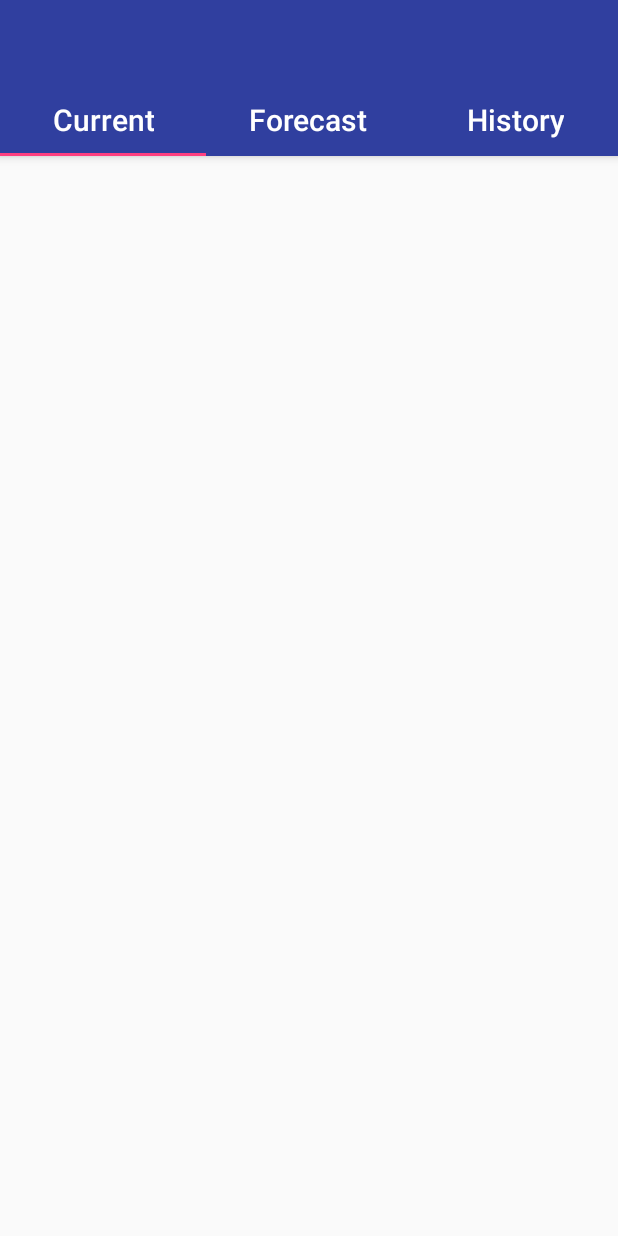
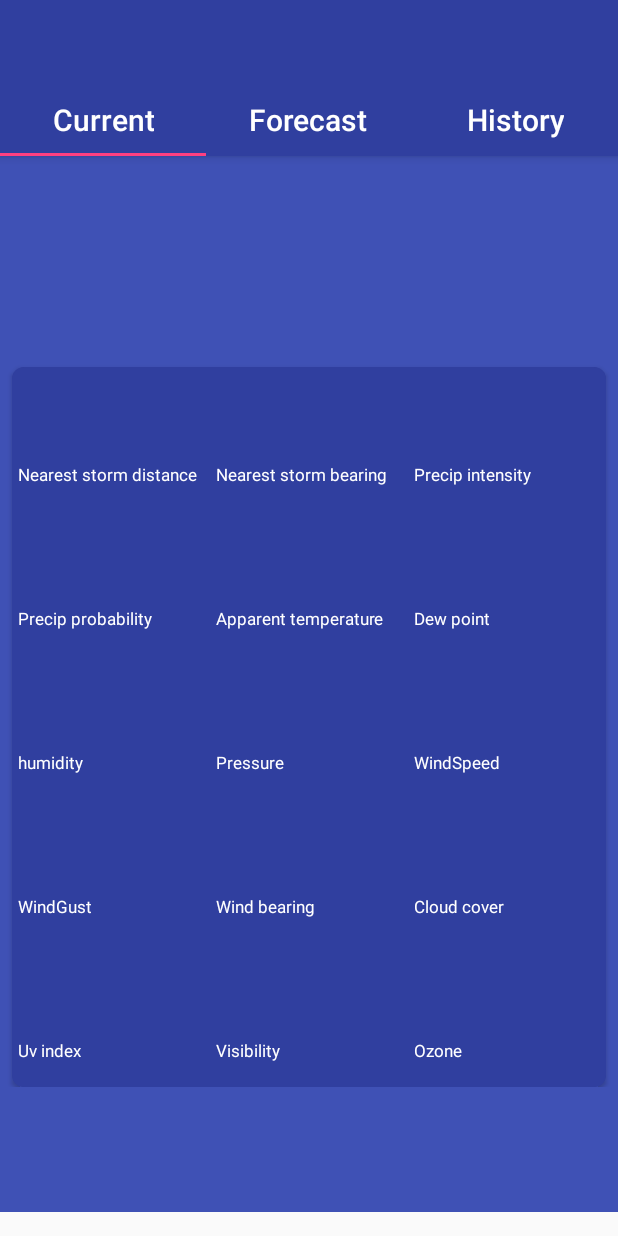
Before and after one commit to DoanVanToan/Weather, an Android app: the screen it shows after launch (MainActivity), on a phone screen of 412 x 824 dp. Run offline under Robolectric (Android 15) with nearby library versions, the phone set to English and light mode, and no system bars; our stand-ins replace Dagger/Hilt's generated code, data binding.

Commit message:
Init ui and code of current main

```diff
--- /dev/null
+++ b/app/src/main/java/com/fs_sournary/weather/screen/BaseFragment.java
@@ -0,0 +1,12 @@
+package com.fs_sournary.weather.screen;
+
+import android.support.v4.app.Fragment;
+
+/**
+ * Created by fs-sournary.
+ * Date on 11/17/17.
+ * Description:
+ */
+
+public abstract class BaseFragment extends Fragment {
+}
--- /dev/null
+++ b/app/src/main/java/com/fs_sournary/weather/screen/BaseViewModel.java
@@ -0,0 +1,13 @@
+package com.fs_sournary.weather.screen;
+
+/**
+ * Created by fs-sournary.
+ * Date on 11/17/17.
+ * Description:
+ */
+
+public interface BaseViewModel {
+
+    void onDestroy();
+
+}
--- a/app/src/main/java/com/fs_sournary/weather/screen/main/MainActivity.java
+++ b/app/src/main/java/com/fs_sournary/weather/screen/main/MainActivity.java
@@ -1,16 +1,43 @@
 package com.fs_sournary.weather.screen.main;
 
+import android.databinding.DataBindingUtil;
 import android.os.Bundle;
 
+import com.fs_sournary.weather.MainApplication;
 import com.fs_sournary.weather.R;
+import com.fs_sournary.weather.databinding.ActivityMainBinding;
 import com.fs_sournary.weather.screen.BaseActivity;
+import com.fs_sournary.weather.screen.main.fragment.current.CurrentWeatherFragment;
+import com.fs_sournary.weather.utils.Constant;
+import com.fs_sournary.weather.utils.navigator.ActivityNavigator;
+
+import javax.inject.Inject;
 
 public class MainActivity extends BaseActivity {
+
+    @Inject
+    MainViewModel mViewModel;
 
     @Override
     protected void onCreate(Bundle savedInstanceState) {
         super.onCreate(savedInstanceState);
-        setContentView(R.layout.activity_main);
+        ActivityMainBinding binding = DataBindingUtil.setContentView(this,
+                R.layout.activity_main);
+        DaggerMainComponent.builder()
+                .applicationComponent(((MainApplication) getApplication()).getComponent())
+                .mainModule(new MainModule())
+                .build()
+                .inject(this);
+        binding.setViewModel(mViewModel);
+
+        CurrentWeatherFragment currentWeatherFragment =
+                (CurrentWeatherFragment) getSupportFragmentManager()
+                .findFragmentByTag(Constant.CURRENT_FRAGMENT_TAG);
+        if (currentWeatherFragment == null) {
+            currentWeatherFragment = CurrentWeatherFragment.newInstance();
+            ActivityNavigator.addFragmentToActivity(getSupportFragmentManager(),
+                    R.id.frame_place_holder, currentWeatherFragment, Constant.CURRENT_FRAGMENT_TAG);
+        }
     }
 
 }
--- /dev/null
+++ b/app/src/main/java/com/fs_sournary/weather/screen/main/MainComponent.java
@@ -0,0 +1,20 @@
+package com.fs_sournary.weather.screen.main;
+
+import com.fs_sournary.weather.ApplicationComponent;
+import com.fs_sournary.weather.utils.scope.ActivityScope;
+
+import dagger.Component;
+
+/**
+ * Created by fs-sournary.
+ * Date on 11/17/17.
+ * Description:
+ */
+
+@ActivityScope
+@Component(dependencies = ApplicationComponent.class, modules = MainModule.class)
+interface MainComponent {
+
+    void inject(MainActivity activity);
+
+}
--- /dev/null
+++ b/app/src/main/java/com/fs_sournary/weather/screen/main/MainModule.java
@@ -0,0 +1,23 @@
+package com.fs_sournary.weather.screen.main;
+
+import com.fs_sournary.weather.utils.scope.ActivityScope;
+
+import dagger.Module;
+import dagger.Provides;
+
+/**
+ * Created by fs-sournary.
+ * Date on 11/17/17.
+ * Description:
+ */
+
+@Module
+class MainModule {
+
+    @ActivityScope
+    @Provides
+    MainViewModel providesMainViewModel() {
+        return new MainViewModel();
+    }
+
+}
--- /dev/null
+++ b/app/src/main/java/com/fs_sournary/weather/screen/main/MainViewModel.java
@@ -0,0 +1,22 @@
+package com.fs_sournary.weather.screen.main;
+
+import android.databinding.BaseObservable;
+
+import com.fs_sournary.weather.screen.BaseViewModel;
+
+/**
+ * Created by fs-sournary.
+ * Date on 11/17/17.
+ * Description:
+ */
+
+public class MainViewModel extends BaseObservable implements BaseViewModel {
+
+    MainViewModel() {
+    }
+
+    @Override
+    public void onDestroy() {
+
+    }
+}
--- /dev/null
+++ b/app/src/main/java/com/fs_sournary/weather/screen/main/fragment/current/CurrentComponent.java
@@ -0,0 +1,20 @@
+package com.fs_sournary.weather.screen.main.fragment.current;
+
+import com.fs_sournary.weather.ApplicationComponent;
+import com.fs_sournary.weather.utils.scope.FragmentScope;
+
+import dagger.Component;
+
+/**
+ * Created by fs-sournary.
+ * Date on 11/17/17.
+ * Description:
+ */
+
+@FragmentScope
+@Component(dependencies = ApplicationComponent.class, modules = CurrentModule.class)
+public interface CurrentComponent {
+
+    void inject(CurrentWeatherFragment fragment);
+
+}
--- /dev/null
+++ b/app/src/main/java/com/fs_sournary/weather/screen/main/fragment/current/CurrentModule.java
@@ -0,0 +1,23 @@
+package com.fs_sournary.weather.screen.main.fragment.current;
+
+import com.fs_sournary.weather.utils.scope.FragmentScope;
+
+import dagger.Module;
+import dagger.Provides;
+
+/**
+ * Created by fs-sournary.
+ * Date on 11/17/17.
+ * Description:
+ */
+
+@Module
+class CurrentModule {
+
+    @FragmentScope
+    @Provides
+    CurrentViewModel provideCurrentViewModel() {
+        return new CurrentViewModel();
+    }
+
+}
--- /dev/null
+++ b/app/src/main/java/com/fs_sournary/weather/screen/main/fragment/current/CurrentViewModel.java
@@ -0,0 +1,22 @@
+package com.fs_sournary.weather.screen.main.fragment.current;
+
+import android.databinding.BaseObservable;
+
+import com.fs_sournary.weather.screen.BaseViewModel;
+
+/**
+ * Created by fs-sournary.
+ * Date on 11/17/17.
+ * Description:
+ */
+
+public class CurrentViewModel extends BaseObservable implements BaseViewModel {
+
+    CurrentViewModel() {
+    }
+
+    @Override
+    public void onDestroy() {
+
+    }
+}
--- /dev/null
+++ b/app/src/main/java/com/fs_sournary/weather/screen/main/fragment/current/CurrentWeatherFragment.java
@@ -0,0 +1,50 @@
+package com.fs_sournary.weather.screen.main.fragment.current;
+
+import android.databinding.DataBindingUtil;
+import android.os.Bundle;
+import android.support.annotation.Nullable;
+import android.view.LayoutInflater;
+import android.view.View;
+import android.view.ViewGroup;
+
+import com.fs_sournary.weather.MainApplication;
+import com.fs_sournary.weather.R;
+import com.fs_sournary.weather.databinding.FragmentMainCurrentBinding;
+import com.fs_sournary.weather.screen.BaseFragment;
+
+import javax.inject.Inject;
+
+/**
+ * Created by fs-sournary.
+ * Date on 11/17/17.
+ * Description:
+ */
+
+public class CurrentWeatherFragment extends BaseFragment {
+
+    @Inject
+    CurrentViewModel mCurrentViewModel;
+
+    public CurrentWeatherFragment() {
+    }
+
+    public static CurrentWeatherFragment newInstance() {
+        return new CurrentWeatherFragment();
+    }
+
+    @Nullable
+    @Override
+    public View onCreateView(LayoutInflater inflater, @Nullable ViewGroup container,
+                             @Nullable Bundle savedInstanceState) {
+        DaggerCurrentComponent.builder().applicationComponent(((MainApplication) getActivity()
+                .getApplication()).getComponent())
+                .currentModule(new CurrentModule())
+                .build()
+                .inject(this);
+        FragmentMainCurrentBinding binding = DataBindingUtil.inflate(inflater,
+                R.layout.fragment_main_current, container, false);
+        binding.setViewModel(mCurrentViewModel);
+        View view = binding.getRoot();
+        return view;
+    }
+}
--- /dev/null
+++ b/app/src/main/java/com/fs_sournary/weather/utils/Constant.java
@@ -0,0 +1,13 @@
+package com.fs_sournary.weather.utils;
+
+/**
+ * Created by fs-sournary.
+ * Date on 11/17/17.
+ * Description:
+ */
+
+public class Constant {
+
+    public static final String CURRENT_FRAGMENT_TAG = "current_fragment";
+
+}
--- /dev/null
+++ b/app/src/main/java/com/fs_sournary/weather/utils/navigator/ActivityNavigator.java
@@ -0,0 +1,22 @@
+package com.fs_sournary.weather.utils.navigator;
+
+import android.support.v4.app.Fragment;
+import android.support.v4.app.FragmentManager;
+import android.support.v4.app.FragmentTransaction;
+
+/**
+ * Created by fs-sournary.
+ * Date on 11/17/17.
+ * Description:
+ */
+
+public class ActivityNavigator {
+
+    public static void addFragmentToActivity(FragmentManager fragmentManager, int placeHolder,
+                                             Fragment fragment, String tag) {
+        FragmentTransaction transaction = fragmentManager.beginTransaction();
+        transaction.add(placeHolder, fragment, tag);
+        transaction.commit();
+    }
+
+}
--- a/app/src/main/res/layout/activity_main.xml
+++ b/app/src/main/res/layout/activity_main.xml
@@ -1,6 +1,15 @@
 <?xml version="1.0" encoding="utf-8"?>
-<android.support.constraint.ConstraintLayout xmlns:android="http://schemas.android.com/apk/res/android"
-    xmlns:app="http://schemas.android.com/apk/res-auto"
+<layout xmlns:android="http://schemas.android.com/apk/res/android"
+    xmlns:app="http://schemas.android.com/apk/res-auto">
+
+    <data>
+
+        <variable
+            name="viewModel"
+            type="com.fs_sournary.weather.screen.main.MainViewModel" />
+    </data>
+
+    <android.support.constraint.ConstraintLayout
         android:layout_width="match_parent"
         android:layout_height="match_parent">
 
@@ -50,3 +59,5 @@
             app:layout_constraintTop_toBottomOf="@id/tab" />
 
     </android.support.constraint.ConstraintLayout>
+
+</layout>
--- /dev/null
+++ b/app/src/main/res/layout/fragment_main_current.xml
@@ -0,0 +1,136 @@
+<?xml version="1.0" encoding="utf-8"?>
+<layout xmlns:android="http://schemas.android.com/apk/res/android"
+    xmlns:app="http://schemas.android.com/apk/res-auto"
+    xmlns:bind="http://schemas.android.com/tools">
+
+    <data>
+
+        <variable
+            name="viewModel"
+            type="com.fs_sournary.weather.screen.main.fragment.current.CurrentViewModel" />
+    </data>
+
+    <ScrollView
+        android:layout_width="match_parent"
+        android:layout_height="match_parent"
+        android:layout_marginBottom="@dimen/dp_16"
+        android:background="@color/colorPrimary">
+
+        <android.support.constraint.ConstraintLayout
+            android:layout_width="match_parent"
+            android:layout_height="wrap_content">
+
+            <TextView
+                android:id="@+id/text_template"
+                style="@style/TextAppearance.AppCompat.Title.Inverse"
+                android:layout_width="wrap_content"
+                android:layout_height="wrap_content"
+                android:layout_marginStart="@dimen/dp_8"
+                android:layout_marginTop="@dimen/dp_16"
+                android:textSize="@dimen/sp_32"
+                app:layout_constraintLeft_toLeftOf="parent"
+                app:layout_constraintTop_toTopOf="parent" />
+
+            <TextView
+                android:id="@+id/text_o"
+                style="@style/TextAppearance.AppCompat.Title.Inverse"
+                android:layout_width="wrap_content"
+                android:layout_height="wrap_content"
+                android:layout_marginStart="2dp"
+                app:layout_constraintLeft_toRightOf="@id/text_template"
+                app:layout_constraintTop_toTopOf="@id/text_template" />
+
+            <TextView
+                style="@style/TextAppearance.AppCompat.Title.Inverse"
+                android:layout_width="wrap_content"
+                android:layout_height="wrap_content"
+                android:layout_marginStart="2dp"
+                android:layout_marginTop="@dimen/dp_4"
+                app:layout_constraintLeft_toRightOf="@id/text_o"
+                app:layout_constraintTop_toTopOf="@id/text_o" />
+
+            <TextView
+                android:id="@+id/text_summary"
+                android:layout_width="wrap_content"
+                android:layout_height="wrap_content"
+                android:layout_marginStart="@dimen/dp_8"
+                android:layout_marginTop="@dimen/dp_8"
+                android:textAppearance="@style/TextAppearance.AppCompat.Title.Inverse"
+                app:layout_constraintLeft_toLeftOf="parent"
+                app:layout_constraintTop_toBottomOf="@id/text_template" />
+
+            <TextView
+                android:id="@+id/text_date"
+                android:layout_width="wrap_content"
+                android:layout_height="wrap_content"
+                android:layout_marginStart="@dimen/dp_8"
+                android:layout_marginTop="@dimen/dp_8"
+                android:textAppearance="@style/TextAppearance.AppCompat.Inverse"
+                android:textSize="@dimen/sp_16"
+                app:layout_constraintLeft_toLeftOf="parent"
+                app:layout_constraintTop_toBottomOf="@id/text_summary" />
+
+            <ImageView
+                android:layout_width="@dimen/dp_96"
+                android:layout_height="@dimen/dp_96"
+                android:layout_marginEnd="@dimen/dp_8"
+                android:layout_marginStart="@dimen/dp_16"
+                android:layout_marginTop="@dimen/dp_8"
+                android:contentDescription="@string/description_weather"
+                app:layout_constraintRight_toRightOf="parent"
+                app:layout_constraintTop_toTopOf="@id/text_template" />
+
+            <android.support.v7.widget.CardView
+                android:layout_width="match_parent"
+                android:layout_height="@dimen/dp_480"
+                android:layout_marginEnd="@dimen/dp_8"
+                android:layout_marginStart="@dimen/dp_8"
+                android:layout_marginTop="@dimen/dp_16"
+                app:cardBackgroundColor="@color/colorPrimaryDark"
+                app:cardCornerRadius="@dimen/dp_8"
+                app:layout_constraintTop_toBottomOf="@id/text_date">
+
+                <LinearLayout
+                    android:layout_width="match_parent"
+                    android:layout_height="match_parent"
+                    android:orientation="vertical">
+
+                    <include
+                        layout="@layout/row_main_current"
+                        bind:firstTitle="@{@string/title_nearest_storm_distance}"
+                        bind:secondTitle="@{@string/title_nearest_storm_bearing}"
+                        bind:thirdTitle="@{@string/title_precipice_intensity}" />
+
+                    <include
+                        layout="@layout/row_main_current"
+                        bind:firstTitle="@{@string/title_precipice_probability}"
+                        bind:secondTitle="@{@string/title_apparent_temperature}"
+                        bind:thirdTitle="@{@string/title_dew_point}" />
+
+                    <include
+                        layout="@layout/row_main_current"
+                        bind:firstTitle="@{@string/title_humidity}"
+                        bind:secondTitle="@{@string/title_pressure}"
+                        bind:thirdTitle="@{@string/title_wind_speed}" />
+
+                    <include
+                        layout="@layout/row_main_current"
+                        bind:firstTitle="@{@string/title_wind_gust}"
+                        bind:secondTitle="@{@string/title_wind_bearing}"
+                        bind:thirdTitle="@{@string/title_cloud_cover}" />
+
+                    <include
+                        layout="@layout/row_main_current"
+                        bind:firstTitle="@{@string/title_uv_index}"
+                        bind:secondTitle="@{@string/title_visibility}"
+                        bind:thirdTitle="@{@string/title_ozone}" />
+
+                </LinearLayout>
+
+            </android.support.v7.widget.CardView>
+
+        </android.support.constraint.ConstraintLayout>
+
+    </ScrollView>
+
+</layout>
--- /dev/null
+++ b/app/src/main/res/layout/row_main_current.xml
@@ -0,0 +1,104 @@
+<?xml version="1.0" encoding="utf-8"?>
+<layout xmlns:android="http://schemas.android.com/apk/res/android"
+    xmlns:app="http://schemas.android.com/apk/res-auto">
+
+    <data>
+
+        <variable
+            name="firstTitle"
+            type="String" />
+
+        <variable
+            name="secondTitle"
+            type="String" />
+
+        <variable
+            name="thirdTitle"
+            type="String" />
+    </data>
+
+    <android.support.constraint.ConstraintLayout
+        android:layout_width="match_parent"
+        android:layout_height="wrap_content">
+
+        <TableRow
+            android:id="@+id/table_row_first"
+            android:layout_width="0dp"
+            android:layout_height="@dimen/dp_48"
+            android:background="@color/colorPrimaryDark"
+            app:layout_constraintLeft_toLeftOf="parent"
+            app:layout_constraintRight_toRightOf="parent"
+            app:layout_constraintTop_toTopOf="parent">
+
+            <TextView
+                android:layout_width="0dp"
+                android:layout_height="match_parent"
+                android:layout_weight="1"
+                android:gravity="center_vertical"
+                android:padding="@dimen/dp_4"
+                android:textAppearance="@style/TextAppearance.AppCompat.Inverse"
+                android:textSize="@dimen/sp_24" />
+
+            <TextView
+                android:layout_width="0dp"
+                android:layout_height="match_parent"
+                android:layout_weight="1"
+                android:gravity="center_vertical"
+                android:padding="@dimen/dp_4"
+                android:textAppearance="@style/TextAppearance.AppCompat.Inverse"
+                android:textSize="@dimen/sp_24" />
+
+            <TextView
+                android:layout_width="0dp"
+                android:layout_height="match_parent"
+                android:layout_weight="1"
+                android:gravity="center_vertical"
+                android:padding="@dimen/dp_4"
+                android:textAppearance="@style/TextAppearance.AppCompat.Inverse"
+                android:textSize="@dimen/sp_24" />
+
+        </TableRow>
+
+        <TableRow
+            android:layout_width="0dp"
+            android:layout_height="@dimen/dp_48"
+            android:background="@color/colorPrimaryDark"
+            app:layout_constraintLeft_toLeftOf="parent"
+            app:layout_constraintRight_toRightOf="parent"
+            app:layout_constraintTop_toBottomOf="@id/table_row_first">
+
+            <TextView
+                android:layout_width="0dp"
+                android:layout_height="match_parent"
+                android:layout_weight="1"
+                android:gravity="center_vertical"
+                android:padding="@dimen/dp_4"
+                android:text="@{firstTitle}"
+                android:textAppearance="@style/TextAppearance.AppCompat.Inverse"
+                android:textSize="@dimen/sp_11" />
+
+            <TextView
+                android:layout_width="0dp"
+                android:layout_height="match_parent"
+                android:layout_weight="1"
+                android:gravity="center_vertical"
+                android:padding="@dimen/dp_4"
+                android:text="@{secondTitle}"
+                android:textAppearance="@style/TextAppearance.AppCompat.Inverse"
+                android:textSize="@dimen/sp_11" />
+
+            <TextView
+                android:layout_width="0dp"
+                android:layout_height="match_parent"
+                android:layout_weight="1"
+                android:gravity="center_vertical"
+                android:padding="@dimen/dp_4"
+                android:text="@{thirdTitle}"
+                android:textAppearance="@style/TextAppearance.AppCompat.Inverse"
+                android:textSize="@dimen/sp_11" />
+
+        </TableRow>
+
+    </android.support.constraint.ConstraintLayout>
+
+</layout>
--- a/app/src/main/res/values/dimens.xml
+++ b/app/src/main/res/values/dimens.xml
@@ -1,15 +1,13 @@
 <?xml version="1.0" encoding="utf-8"?>
 <resources>
     <dimen name="dp_4">4dp</dimen>
-
-    <!-- Used for next commit -->
-    <!--<dimen name="dp_48">48dp</dimen>-->
-    <!--<dimen name="sp_11">11sp</dimen>-->
-    <!--<dimen name="dp_8">8dp</dimen>-->
-    <!--<dimen name="sp_24">24sp</dimen>-->
-    <!--<dimen name="dp_16">16dp</dimen>-->
-    <!--<dimen name="sp_32">32sp</dimen>-->
-    <!--<dimen name="sp_16">16sp</dimen>-->
-    <!--<dimen name="dp_96">96dp</dimen>-->
-    <!--<dimen name="dp_480">480dp</dimen>-->
+    <dimen name="dp_48">48dp</dimen>
+    <dimen name="sp_11">11sp</dimen>
+    <dimen name="dp_8">8dp</dimen>
+    <dimen name="sp_24">24sp</dimen>
+    <dimen name="dp_16">16dp</dimen>
+    <dimen name="sp_32">32sp</dimen>
+    <dimen name="sp_16">16sp</dimen>
+    <dimen name="dp_96">96dp</dimen>
+    <dimen name="dp_480">480dp</dimen>
 </resources>
--- a/app/src/main/res/values/strings.xml
+++ b/app/src/main/res/values/strings.xml
@@ -3,7 +3,20 @@
     <string name="title_current">Current</string>
     <string name="title_forecast">Forecast</string>
     <string name="title_history">History</string>
-
-    <!-- Used for next commit -->
-    <!--<string name="description_weather">Weather</string>-->
+    <string name="description_weather">Weather</string>
+    <string name="title_nearest_storm_distance">Nearest storm distance</string>
+    <string name="title_nearest_storm_bearing">Nearest storm bearing</string>
+    <string name="title_precipice_intensity">Precip intensity</string>
+    <string name="title_precipice_probability">Precip probability</string>
+    <string name="title_apparent_temperature">Apparent temperature</string>
+    <string name="title_dew_point">Dew point</string>
+    <string name="title_humidity">humidity</string>
+    <string name="title_pressure">Pressure</string>
+    <string name="title_wind_speed">WindSpeed</string>
+    <string name="title_wind_gust">WindGust</string>
+    <string name="title_wind_bearing">Wind bearing</string>
+    <string name="title_cloud_cover">Cloud cover</string>
+    <string name="title_uv_index">Uv index</string>
+    <string name="title_visibility">Visibility</string>
+    <string name="title_ozone">Ozone</string>
 </resources>
```
Lines whose indentation alone changed are shown as unchanged.
